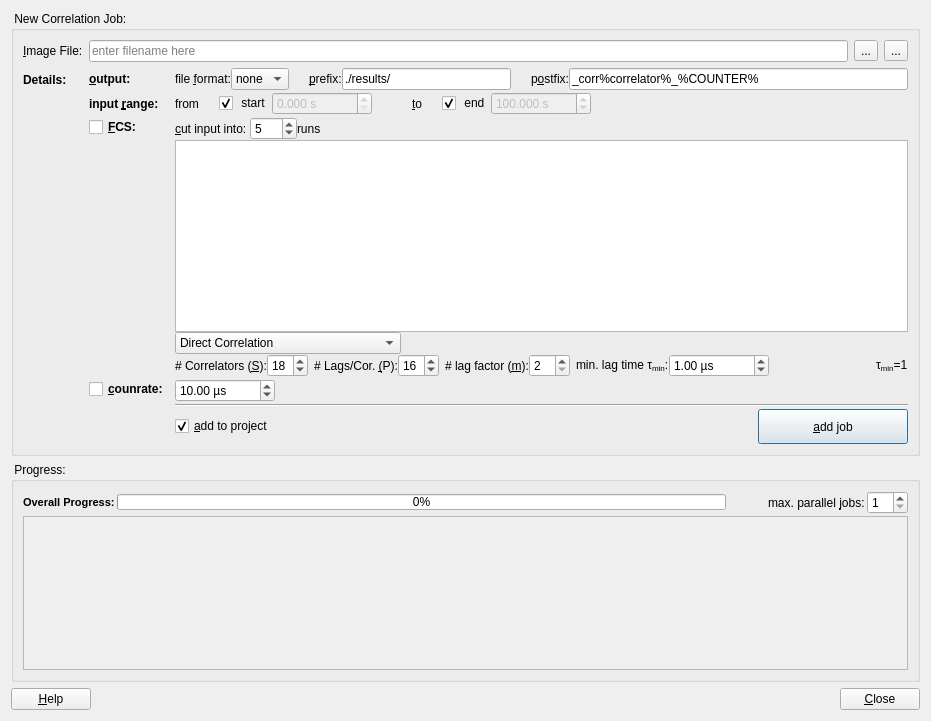
Qt form plugins/tcspcimporter/qfetcspcimporterdialog.ui (jkriege2/QuickFit3) before a commit.
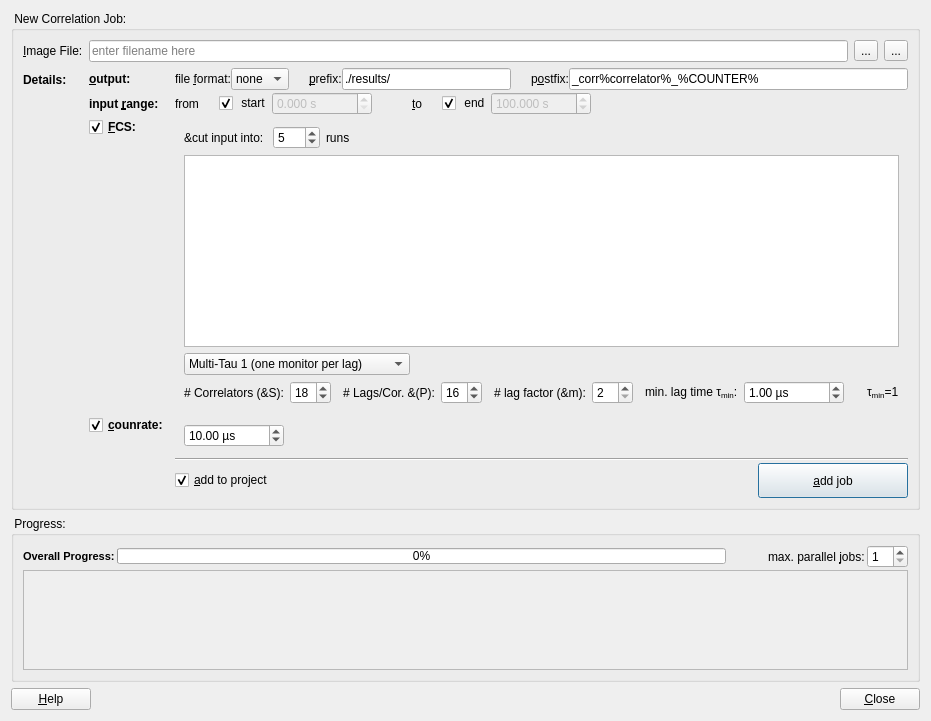
The same form after that commit. Icons and pictures are not drawn. Custom widgets are drawn as their Qt base class.

Commit message: QuickFit3/TCSPCImporter: countrate reading now works

```diff
--- a/plugins/tcspcimporter/qfetcspcimporterdialog.ui
+++ b/plugins/tcspcimporter/qfetcspcimporterdialog.ui
@@ -403,10 +403,13 @@
            <property name="text">
             <string>&amp;FCS:</string>
            </property>
+           <property name="checked">
+            <bool>true</bool>
+           </property>
           </widget>
          </item>
          <item row="4" column="0">
-          <widget class="QCheckBox" name="chkFCS_2">
+          <widget class="QCheckBox" name="chkCountrate">
            <property name="font">
             <font>
              <weight>75</weight>
@@ -416,50 +419,10 @@
            <property name="text">
             <string>&amp;counrate:</string>
            </property>
-          </widget>
-         </item>
-         <item row="4" column="1">
-          <layout class="QHBoxLayout" name="horizontalLayout_13">
-           <item>
-            <widget class="QDoubleSpinBox" name="spinCountrateBinning">
-             <property name="suffix">
-              <string> µs</string>
-             </property>
-             <property name="maximum">
-              <double>1000000.000000000000000</double>
-             </property>
-             <property name="singleStep">
-              <double>10.000000000000000</double>
-             </property>
-             <property name="value">
-              <double>10.000000000000000</double>
-             </property>
-            </widget>
-           </item>
-           <item>
-            <spacer name="horizontalSpacer_23">
-             <property name="orientation">
-              <enum>Qt::Horizontal</enum>
-             </property>
-             <property name="sizeHint" stdset="0">
-              <size>
-               <width>40</width>
-               <height>20</height>
-              </size>
-             </property>
-            </spacer>
-           </item>
-           <item>
-            <widget class="QLabel" name="labStatistics">
-             <property name="text">
-              <string/>
-             </property>
-             <property name="textFormat">
-              <enum>Qt::RichText</enum>
-             </property>
-            </widget>
-           </item>
-          </layout>
+           <property name="checked">
+            <bool>true</bool>
+           </property>
+          </widget>
          </item>
          <item row="5" column="1">
           <widget class="Line" name="line">
@@ -535,6 +498,7 @@
           </layout>
          </item>
          <item row="2" column="1">
+          <widget class="QWidget" name="widFCS" native="true">
           <layout class="QVBoxLayout" name="verticalLayout">
            <item>
             <layout class="QHBoxLayout" name="horizontalLayout_12">
@@ -543,9 +507,6 @@
                <property name="text">
                 <string>&amp;cut input into: </string>
                </property>
-               <property name="buddy">
-                <cstring>spinSegments</cstring>
-               </property>
               </widget>
              </item>
              <item>
@@ -616,16 +577,6 @@
                <property name="sizeAdjustPolicy">
                 <enum>QComboBox::AdjustToContentsOnFirstShow</enum>
                </property>
-               <item>
-                <property name="text">
-                 <string>Direct Correlation</string>
-                </property>
-               </item>
-               <item>
-                <property name="text">
-                 <string>Direct Correlation, with Averaging</string>
-                </property>
-               </item>
                <item>
                 <property name="text">
                  <string>Multi-Tau 1 (one monitor per lag)</string>
@@ -660,9 +611,6 @@
                <property name="text">
                 <string># Correlators (&amp;S):</string>
                </property>
-               <property name="buddy">
-                <cstring>spinS</cstring>
-               </property>
               </widget>
              </item>
              <item>
@@ -696,9 +644,6 @@
                <property name="text">
                 <string># Lags/Cor. &amp;(P):</string>
                </property>
-               <property name="buddy">
-                <cstring>spinP</cstring>
-               </property>
               </widget>
              </item>
              <item>
@@ -732,9 +677,6 @@
                <property name="text">
                 <string># lag factor (&amp;m):</string>
                </property>
-               <property name="buddy">
-                <cstring>spinM</cstring>
-               </property>
               </widget>
              </item>
              <item>
@@ -765,9 +707,6 @@
                <property name="text">
                 <string>min. lag time &amp;tau;&lt;sub&gt;min&lt;/sub&gt;:</string>
                </property>
-               <property name="buddy">
-                <cstring>spinFCSTauMin</cstring>
-               </property>
               </widget>
              </item>
              <item>
@@ -812,6 +751,52 @@
             </layout>
            </item>
           </layout>
+          </widget>
+         </item>
+         <item row="4" column="1">
+          <widget class="QWidget" name="widCountrate" native="true">
+           <layout class="QHBoxLayout" name="horizontalLayout_13">
+            <item>
+             <widget class="QDoubleSpinBox" name="spinCountrateBinning">
+              <property name="suffix">
+               <string> µs</string>
+              </property>
+              <property name="maximum">
+               <double>1000000.000000000000000</double>
+              </property>
+              <property name="singleStep">
+               <double>10.000000000000000</double>
+              </property>
+              <property name="value">
+               <double>10.000000000000000</double>
+              </property>
+             </widget>
+            </item>
+            <item>
+             <spacer name="horizontalSpacer_23">
+              <property name="orientation">
+               <enum>Qt::Horizontal</enum>
+              </property>
+              <property name="sizeHint" stdset="0">
+               <size>
+                <width>40</width>
+                <height>20</height>
+               </size>
+              </property>
+             </spacer>
+            </item>
+            <item>
+             <widget class="QLabel" name="labStatistics">
+              <property name="text">
+               <string/>
+              </property>
+              <property name="textFormat">
+               <enum>Qt::RichText</enum>
+              </property>
+             </widget>
+            </item>
+           </layout>
+          </widget>
          </item>
         </layout>
        </widget>
@@ -933,7 +918,7 @@
            <x>0</x>
            <y>0</y>
            <width>891</width>
-           <height>141</height>
+           <height>109</height>
           </rect>
          </property>
          <property name="sizePolicy">
```
Left out of the diff: 38 changed lines with no effect on the pictures. Lines whose indentation alone changed are shown as unchanged. The commit also changes 19 other files.
